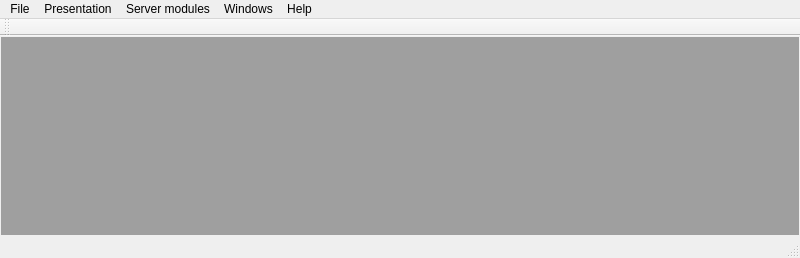
First picture: the form in Azenqos/main_window.ui, repository meritechsolutions/azenqos_qgis_plugin, before the edit.
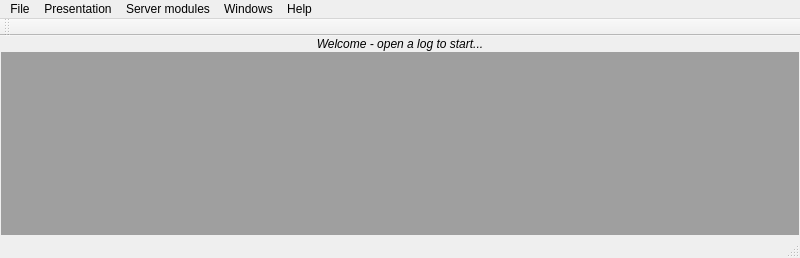
Second picture: the form after the edit.

```diff
--- a/Azenqos/main_window.ui
+++ b/Azenqos/main_window.ui
@@ -22,7 +22,7 @@
    </property>
    <property name="minimumSize">
     <size>
-     <width>800</width>
+     <width>0</width>
      <height>0</height>
     </size>
    </property>
@@ -45,6 +45,21 @@
     <property name="bottomMargin">
      <number>1</number>
     </property>
+    <item>
+     <widget class="QLabel" name="top_label">
+      <property name="font">
+       <font>
+        <italic>true</italic>
+       </font>
+      </property>
+      <property name="text">
+       <string>Welcome - open a log to start...</string>
+      </property>
+      <property name="alignment">
+       <set>Qt::AlignCenter</set>
+      </property>
+     </widget>
+    </item>
     <item>
      <widget class="QMdiArea" name="mdi"/>
     </item>
```
Left out of the diff: 2 changed lines with no effect on the pictures.
